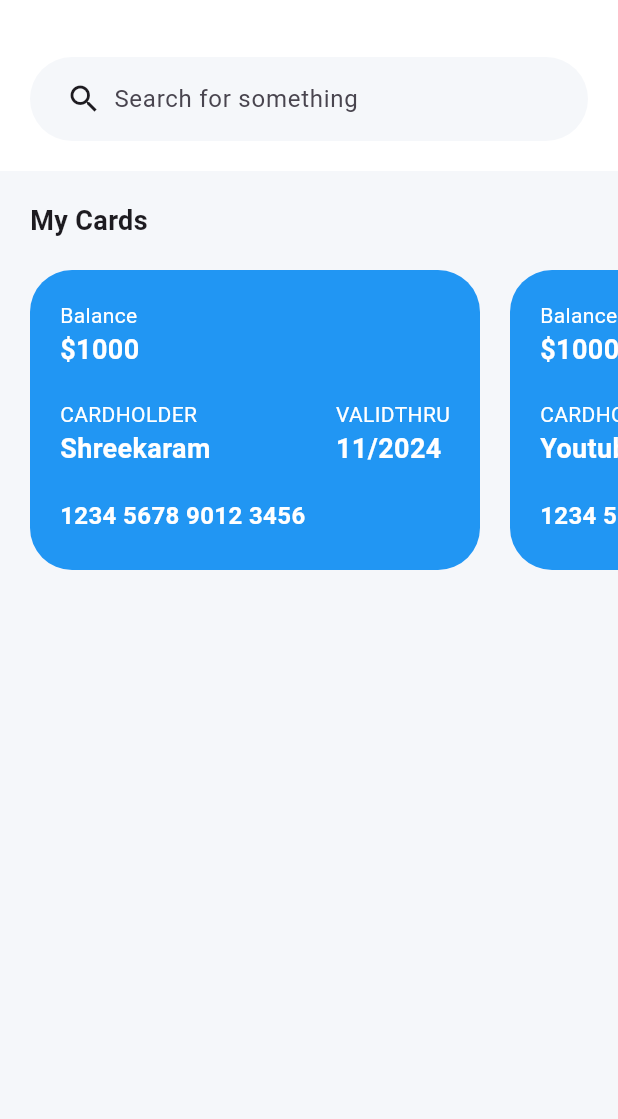
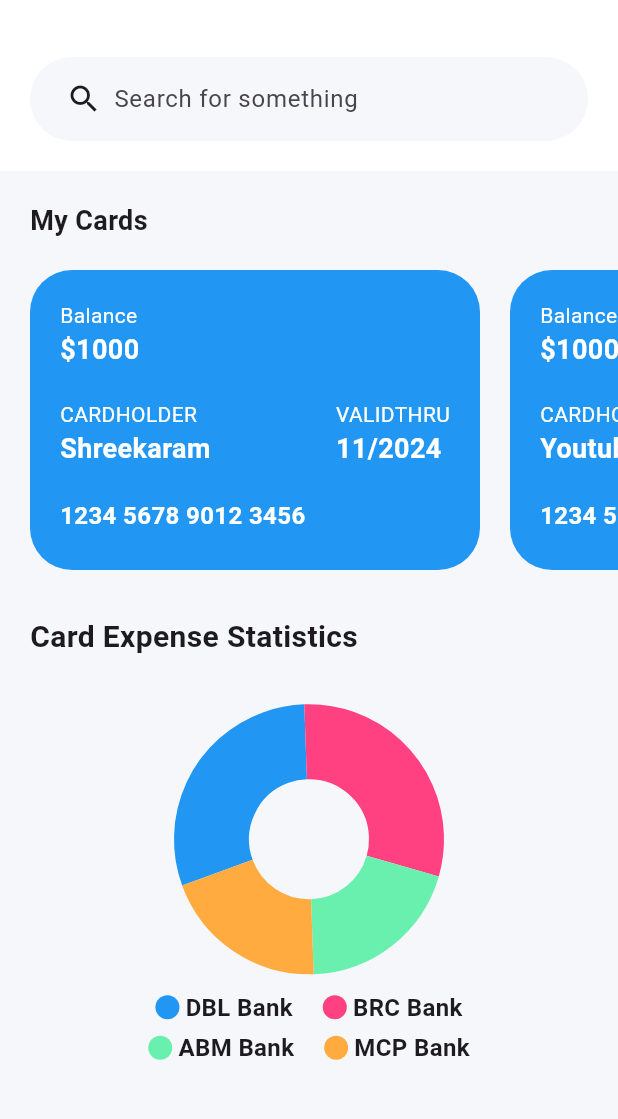
Before and after one commit to shreekaramhq/bankdash, a Flutter app: the CreditCardsScreen screen opened by its route, on a phone screen of 412 x 824 dp, the part 63-1182 px from its top. Run offline on Flutter 3.47's test engine with Material 3 defaults, Android fonts, the phone set to English and light mode, and no system bars; drawn by our look-alikes of fl_chart; our stand-ins replace flutter_layout_grid, go_router, responsive_framework.

Commit message:
feat: add card expense statistics widget

```diff
--- a/lib/modules/analytics/barrel.dart
+++ b/lib/modules/analytics/barrel.dart
@@ -2,3 +2,4 @@ export 'presentation/weekly_activity.dart';
 export 'presentation/expense_statistics.dart';
 export 'presentation/balance_history.dart';
 export 'presentation/debit_credit_overview.dart';
+export 'presentation/widget/indicator.dart';
--- a/lib/modules/cards/barrel.dart
+++ b/lib/modules/cards/barrel.dart
@@ -1,3 +1,4 @@
 export "presentation/cards_slider.dart";
 export "presentation/cards_list_view.dart";
 export 'presentation/cards_viewer.dart';
+export 'presentation/card_expense_statistics.dart';
--- /dev/null
+++ b/lib/modules/cards/presentation/card_expense_statistics.dart
@@ -0,0 +1,148 @@
+import 'package:flutter/material.dart';
+import 'package:fl_chart/fl_chart.dart';
+
+import 'package:bankdash/modules/analytics/barrel.dart';
+
+class CardExpenseStatistics extends StatelessWidget {
+  const CardExpenseStatistics({super.key});
+
+  List<PieChartSectionData> showingSections() {
+    return List.generate(4, (i) {
+      const fontSize = 16.0;
+      const radius = 50.0;
+      const shadows = [Shadow(color: Colors.black, blurRadius: 2)];
+      switch (i) {
+        case 0:
+          return PieChartSectionData(
+            color: Colors.blue,
+            value: 30,
+            showTitle: false,
+            radius: radius,
+            titleStyle: const TextStyle(
+              fontSize: fontSize,
+              fontWeight: FontWeight.bold,
+              color: Colors.white,
+              shadows: shadows,
+            ),
+          );
+        case 1:
+          return PieChartSectionData(
+            color: Colors.pinkAccent,
+            value: 30,
+            showTitle: false,
+            radius: radius,
+            titleStyle: const TextStyle(
+              fontSize: fontSize,
+              fontWeight: FontWeight.bold,
+              color: Colors.white,
+              shadows: shadows,
+            ),
+          );
+        case 2:
+          return PieChartSectionData(
+            color: Colors.greenAccent,
+            value: 20,
+            radius: radius,
+            showTitle: false,
+            titleStyle: const TextStyle(
+              fontSize: fontSize,
+              fontWeight: FontWeight.bold,
+              color: Colors.white,
+              shadows: shadows,
+            ),
+          );
+        case 3:
+          return PieChartSectionData(
+            color: Colors.orangeAccent,
+            value: 20,
+            radius: radius,
+            showTitle: false,
+            titleStyle: const TextStyle(
+              fontSize: fontSize,
+              fontWeight: FontWeight.bold,
+              color: Colors.white,
+              shadows: shadows,
+            ),
+          );
+        default:
+          throw Error();
+      }
+    });
+  }
+
+  @override
+  Widget build(BuildContext context) {
+    return Column(
+      crossAxisAlignment: CrossAxisAlignment.start,
+      children: [
+        const Text(
+          "Card Expense Statistics",
+          style: TextStyle(
+            fontSize: 20,
+            fontWeight: FontWeight.bold,
+          ),
+        ),
+        const SizedBox(height: 20),
+        Expanded(
+          child: Center(
+            child: AspectRatio(
+              aspectRatio: 1,
+              child: PieChart(
+                PieChartData(
+                  borderData: FlBorderData(
+                    show: false,
+                  ),
+                  sectionsSpace: 0,
+                  centerSpaceRadius: 40,
+                  sections: showingSections(),
+                  startDegreeOffset: 160,
+                ),
+              ),
+            ),
+          ),
+        ),
+        const Column(
+          mainAxisAlignment: MainAxisAlignment.center,
+          crossAxisAlignment: CrossAxisAlignment.center,
+          children: <Widget>[
+            Row(
+              mainAxisAlignment: MainAxisAlignment.center,
+              children: [
+                Indicator(
+                  color: Colors.blue,
+                  text: 'DBL Bank',
+                  isSquare: false,
+                ),
+                SizedBox(width: 20),
+                Indicator(
+                  color: Colors.pinkAccent,
+                  text: 'BRC Bank',
+                  isSquare: false,
+                ),
+              ],
+            ),
+            SizedBox(
+              height: 4,
+            ),
+            Row(
+              mainAxisAlignment: MainAxisAlignment.center,
+              children: [
+                Indicator(
+                  color: Colors.greenAccent,
+                  text: 'ABM Bank',
+                  isSquare: false,
+                ),
+                SizedBox(width: 20),
+                Indicator(
+                  color: Colors.orangeAccent,
+                  text: 'MCP Bank',
+                  isSquare: false,
+                ),
+              ],
+            ),
+          ],
+        ),
+      ],
+    );
+  }
+}
--- a/lib/navigation/screens/credit_cards_screen.dart
+++ b/lib/navigation/screens/credit_cards_screen.dart
@@ -45,10 +45,18 @@ class CreditCardsScreen extends StatelessWidget {
             ),
           ];
         },
-        body: const CustomScrollView(
+        body: CustomScrollView(
           slivers: [
+            const SliverToBoxAdapter(
+              child: CardsViewer(),
+            ),
             SliverToBoxAdapter(
-              child: CardsViewer(),
+              child: Container(
+                margin:
+                    const EdgeInsets.symmetric(vertical: 30, horizontal: 20),
+                height: 300,
+                child: const CardExpenseStatistics(),
+              ),
             ),
           ],
         ),
```
